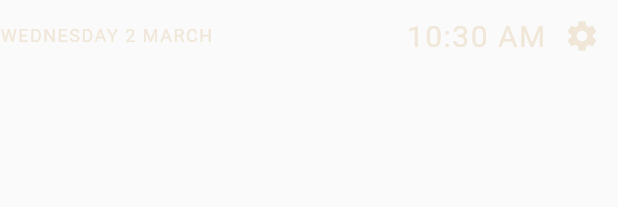
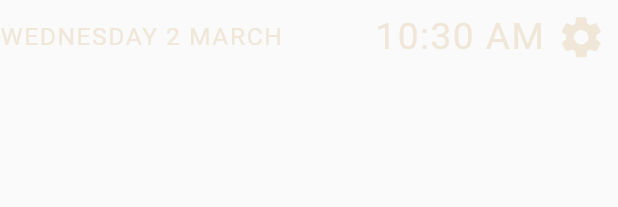
Before and after one commit to taukeet/taukeet, a Flutter app: the DateTimeText widget shown alone on an empty page, opened directly, on a phone screen of 412 x 824 dp. Shown: the top 207 px of the screen. Run offline on Flutter 3.47's test engine with Material 2 defaults, Android fonts, the phone set to English and light mode, and no system bars; our stand-ins replace adhan, bloc, equatable, flutter_bloc, geocoding, geolocator and 4 more; missing offline and left inert: flutter_settings_ui; accounts and stored records are empty; Roboto replaces fonts that are missing (Lateef).

Commit message:
Updated the height and width

```diff
--- /dev/null
+++ b/lib/config.dart
@@ -0,0 +1,35 @@
+import 'package:flutter/material.dart';
+
+class App {
+  final BuildContext _context;
+  late double _height;
+  late double _width;
+  late double _heightPadding;
+  late double _widthPadding;
+
+  App(this._context) {
+    MediaQueryData _queryData = MediaQuery.of(_context);
+    _height = _queryData.size.height / 100.0;
+    _width = _queryData.size.width / 100.0;
+    _heightPadding = _height -
+        ((_queryData.padding.top + _queryData.padding.bottom) / 100.0);
+    _widthPadding =
+        _width - (_queryData.padding.left + _queryData.padding.right) / 100.0;
+  }
+
+  double appHeight(double v) {
+    return _height * v;
+  }
+
+  double appWidth(double v) {
+    return _width * v;
+  }
+
+  double appVerticalPadding(double v) {
+    return _heightPadding * v;
+  }
+
+  double appHorizontalPadding(double v) {
+    return _widthPadding * v;
+  }
+}
--- a/lib/widgets/partials/date_time_text.dart
+++ b/lib/widgets/partials/date_time_text.dart
@@ -2,6 +2,7 @@ import 'package:flutter/material.dart';
 import 'package:intl/intl.dart';
 import 'package:taukeet/bloc/timer_bloc.dart';
 import 'package:provider/provider.dart';
+import 'package:taukeet/config.dart';
 import 'package:taukeet/widgets/settings.dart';
 
 class DateTimeText extends StatelessWidget {
@@ -16,10 +17,10 @@ class DateTimeText extends StatelessWidget {
       children: [
         Text(
           DateFormat('EEEE d MMMM').format(now).toUpperCase(),
-          style: const TextStyle(
-            fontSize: 12,
+          style: TextStyle(
+            fontSize: App(context).appWidth(4),
             letterSpacing: 1,
-            color: Color(0xffF0E7D8),
+            color: const Color(0xffF0E7D8),
           ),
         ),
         Row(
@@ -27,10 +28,10 @@ class DateTimeText extends StatelessWidget {
           children: [
             Text(
               DateFormat('hh:mm a').format(now),
-              style: const TextStyle(
-                fontSize: 20,
+              style: TextStyle(
+                fontSize: App(context).appWidth(6),
                 letterSpacing: 1,
-                color: Color(0xffF0E7D8),
+                color: const Color(0xffF0E7D8),
               ),
             ),
             IconButton(
@@ -42,7 +43,7 @@ class DateTimeText extends StatelessWidget {
                   ),
                 );
               },
-              iconSize: 24,
+              iconSize: App(context).appWidth(8),
               icon: const Icon(
                 Icons.settings,
                 color: Color(0xffF0E7D8),
```
Also changed, not shown: lib/widgets/home.dart (+15 -13 lines), lib/widgets/partials/prayer_card.dart (+17 -10 lines), lib/widgets/partials/timer_text.dart (+4 -3 lines).
